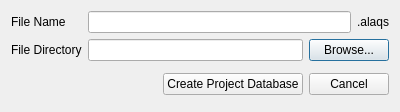
First picture: the form in ui/ui_create_database.ui, repository eurocontrol-asu/open_alaqs, before the edit.
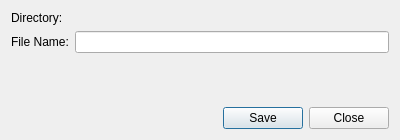
Second picture: the form after the edit. Custom widgets are drawn as their Qt base class.

Commit message: Refresh the create ALAQS project dialog

Patch:
```diff
--- a/ui/ui_create_database.ui
+++ b/ui/ui_create_database.ui
@@ -7,7 +7,7 @@
     <x>0</x>
     <y>0</y>
     <width>400</width>
-    <height>112</height>
+    <height>140</height>
    </rect>
   </property>
   <property name="sizePolicy">
@@ -24,80 +24,33 @@
   </property>
   <layout class="QVBoxLayout" name="verticalLayout">
    <item>
-    <layout class="QFormLayout" name="formLayout">
-     <property name="fieldGrowthPolicy">
-      <enum>QFormLayout::AllNonFixedFieldsGrow</enum>
-     </property>
-     <property name="topMargin">
-      <number>0</number>
-     </property>
-     <item row="0" column="0">
+    <layout class="QGridLayout" name="gridLayout">
+     <item row="1" column="0">
       <widget class="QLabel" name="label_5">
        <property name="text">
-        <string>File Name</string>
+        <string>File Name:</string>
        </property>
       </widget>
      </item>
-     <item row="0" column="1">
-      <layout class="QHBoxLayout" name="horizontalLayout_3">
-       <property name="topMargin">
-        <number>0</number>
-       </property>
-       <item>
+     <item row="1" column="1">
         <widget class="QLineEdit" name="lineEditDatabaseName"/>
        </item>
-       <item>
-        <widget class="QLabel" name="label">
-         <property name="text">
-          <string>.alaqs</string>
-         </property>
-        </widget>
-       </item>
-      </layout>
-     </item>
-     <item row="1" column="0">
+     <item row="0" column="0">
       <widget class="QLabel" name="label_6">
        <property name="text">
-        <string>File Directory</string>
+        <string>Directory:</string>
        </property>
       </widget>
      </item>
-     <item row="1" column="1">
-      <layout class="QHBoxLayout" name="horizontalLayout_4">
-       <property name="topMargin">
-        <number>0</number>
-       </property>
-       <item>
-        <widget class="QLineEdit" name="lineEditDatabaseDirectory"/>
-       </item>
-       <item>
-        <widget class="QPushButton" name="pushButtonBrowse">
-         <property name="text">
-          <string>Browse...</string>
-         </property>
-        </widget>
-       </item>
-      </layout>
-     </item>
-     <item row="2" column="1">
-      <layout class="QHBoxLayout" name="horizontalLayout">
-       <property name="topMargin">
-        <number>0</number>
-       </property>
-       <property name="rightMargin">
-        <number>0</number>
-       </property>
-      </layout>
-     </item>
-     <item row="3" column="1">
-      <layout class="QHBoxLayout" name="horizontalLayout_2">
-       <property name="topMargin">
-        <number>0</number>
-       </property>
+     <item row="0" column="1">
+      <widget class="QgsFileWidget" name="databaseDirectory"/>
+     </item>
+    </layout>
+   </item>
        <item>
         <spacer name="horizontalSpacer_2">
          <property name="orientation">
-          <enum>Qt::Horizontal</enum>
+      <enum>Qt::Vertical</enum>
          </property>
          <property name="sizeHint" stdset="0">
           <size>
@@ -108,25 +61,25 @@
         </spacer>
        </item>
        <item>
-        <widget class="QPushButton" name="pushButtonCreateDatabase">
-         <property name="text">
-          <string>Create Project Database</string>
-         </property>
-        </widget>
-       </item>
-       <item>
-        <widget class="QPushButton" name="pushButtonCancel">
-         <property name="text">
-          <string>Cancel</string>
+    <widget class="QDialogButtonBox" name="buttonBox">
+     <property name="orientation">
+      <enum>Qt::Horizontal</enum>
+     </property>
+     <property name="standardButtons">
+      <set>QDialogButtonBox::Save|QDialogButtonBox::Close</set>
          </property>
         </widget>
        </item>
       </layout>
-     </item>
-    </layout>
-   </item>
-  </layout>
  </widget>
+ <customwidgets>
+  <customwidget>
+   <class>QgsFileWidget</class>
+   <extends>QWidget</extends>
+   <header>qgsfilewidget.h</header>
+   <container>1</container>
+  </customwidget>
+ </customwidgets>
  <resources/>
  <connections/>
 </ui>
```
Lines whose indentation alone changed are shown as unchanged. The commit also changes 1 other file.
